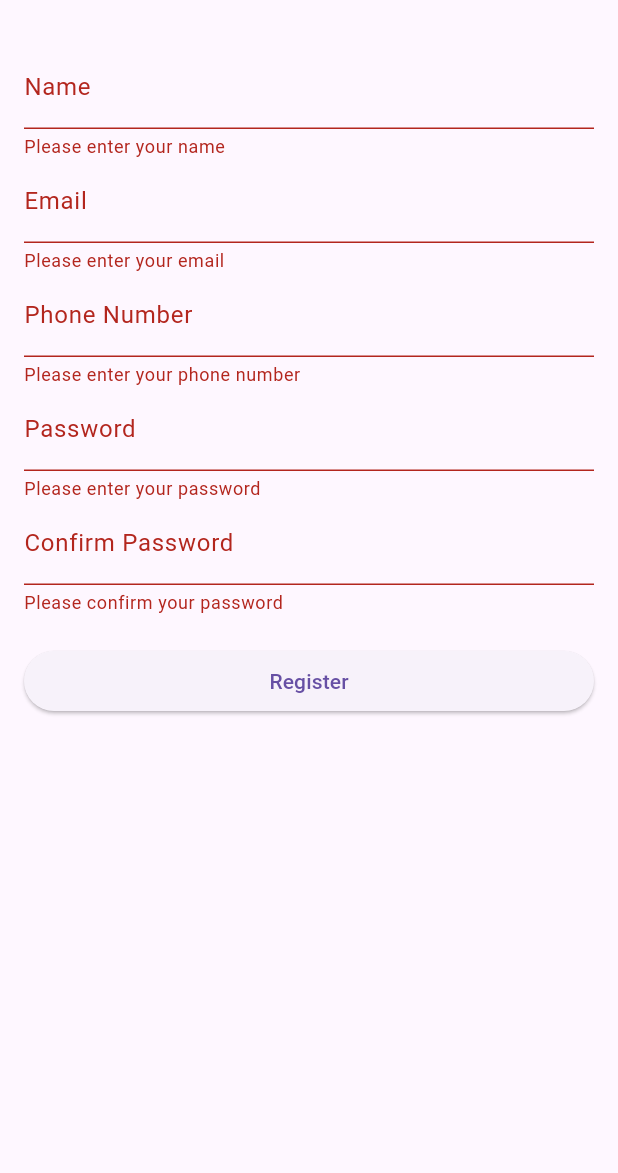
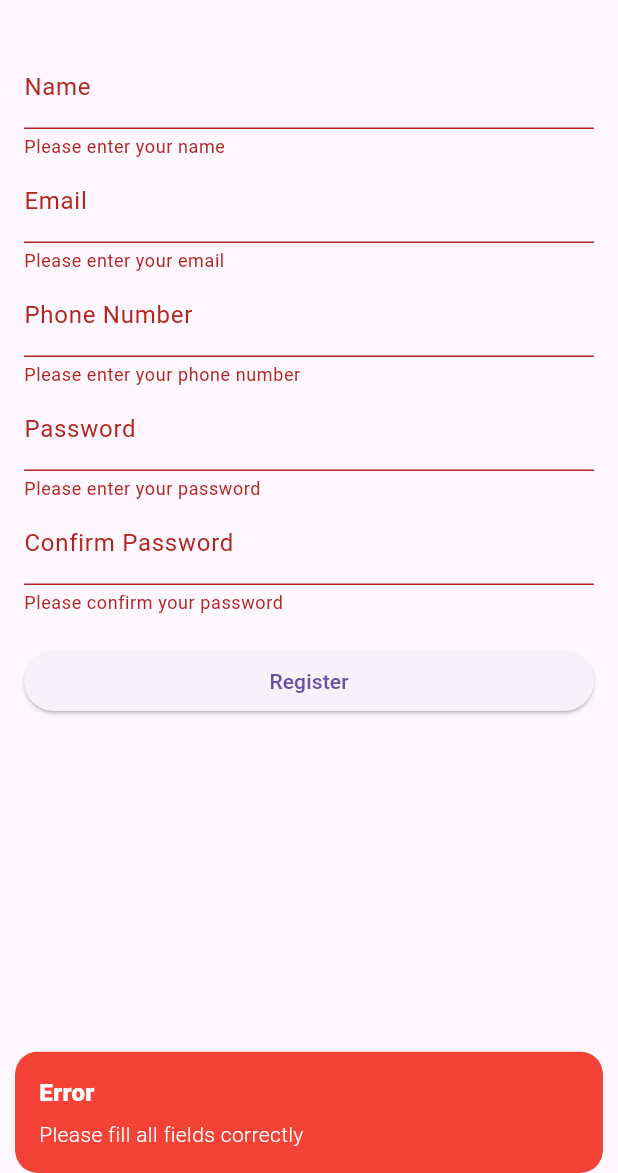
Before and after one commit to yuthstyle88/test-flutter, a Flutter app: the screen it shows after launch, after a tap on "Register", on a phone screen of 412 x 824 dp, the part 63-1236 px from its top. Run offline on Flutter 3.47's test engine with Material 3 defaults, Android fonts, the phone set to English and light mode, and no system bars; our stand-ins replace get.

Commit message:
implement getX and refactor code

```diff
--- /dev/null
+++ b/lib/controllers/registration_controller.dart
@@ -0,0 +1,30 @@
+import 'package:flutter/material.dart';
+import 'package:get/get.dart';
+import '../models/registration_form_data.dart';
+import '../ui/success_screen.dart';
+
+class RegistrationController extends GetxController {
+  final RegistrationFormData _formData = RegistrationFormData();
+
+  RegistrationFormData get formData => _formData;
+
+  void submitForm(GlobalKey<FormState> formKey) {
+    if (formKey.currentState!.validate()) {
+      print('Name: ${_formData.nameController.text}');
+      print('Email: ${_formData.emailController.text}');
+      print('Phone: ${_formData.phoneController.text}');
+      print('Password: ${_formData.passwordController.text}');
+      print('Confirm Password: ${_formData.confirmPasswordController.text}');
+
+      Get.to(() => SuccessScreen());
+    } else {
+      Get.snackbar(
+        'Error',
+        'Please fill all fields correctly',
+        snackPosition: SnackPosition.BOTTOM,
+        backgroundColor: Colors.red,
+        colorText: Colors.white,
+      );
+    }
+  }
+}
--- a/lib/main.dart
+++ b/lib/main.dart
@@ -1,4 +1,6 @@
 import 'package:flutter/material.dart';
+import 'package:get/get.dart';
+import 'ui/registration_form.dart';
 
 void main() {
   runApp(MyApp());
@@ -7,7 +9,7 @@ void main() {
 class MyApp extends StatelessWidget {
   @override
   Widget build(BuildContext context) {
-    return MaterialApp(
+    return GetMaterialApp(
       title: 'Flutter Registration Form',
       theme: ThemeData(
         primarySwatch: Colors.blue,
@@ -16,138 +18,3 @@ class MyApp extends StatelessWidget {
     );
   }
 }
-
-class RegistrationForm extends StatefulWidget {
-  @override
-  _RegistrationFormState createState() => _RegistrationFormState();
-}
-
-class _RegistrationFormState extends State<RegistrationForm> {
-  final _formKey = GlobalKey<FormState>();
-  final _nameController = TextEditingController();
-  final _emailController = TextEditingController();
-  final _phoneController = TextEditingController();
-  final _passwordController = TextEditingController();
-  final _confirmPasswordController = TextEditingController();
-
-  String? _validateName(String? value) {
-    if (value == null || value.isEmpty) {
-      return 'Please enter your name';
-    }
-    return null;
-  }
-
-  String? _validateEmail(String? value) {
-    if (value == null || value.isEmpty) {
-      return 'Please enter your email';
-    }
-    if (!RegExp(r'^[\w-\.]+@([\w-]+\.)+[\w-]{2,4}$').hasMatch(value)) {
-      return 'Please enter a valid email';
-    }
-    return null;
-  }
-
-  String? _validatePhone(String? value) {
-    if (value == null || value.isEmpty) {
-      return 'Please enter your phone number';
-    }
-    if (!RegExp(r'^[0-9]{10}$').hasMatch(value)) {
-      return 'Please enter a valid 10-digit phone number';
-    }
-    return null;
-  }
-
-  String? _validatePassword(String? value) {
-    if (value == null || value.isEmpty) {
-      return 'Please enter your password';
-    }
-    if (value.length < 6) {
-      return 'Password must be at least 6 characters';
-    }
-    return null;
-  }
-
-  String? _validateConfirmPassword(String? value) {
-    if (value == null || value.isEmpty) {
-      return 'Please confirm your password';
-    }
-    if (value != _passwordController.text) {
-      return 'Passwords do not match';
-    }
-    return null;
-  }
-
-  void _submitForm() {
-    if (_formKey.currentState!.validate()) {
-      // Form is valid, proceed with registration
-      print('Name: ${_nameController.text}');
-      print('Email: ${_emailController.text}');
-      print('Phone: ${_phoneController.text}');
-      print('Password: ${_passwordController.text}');
-      print('Confirm Password: ${_confirmPasswordController.text}');
-      // You can add your registration logic here
-    }
-  }
-
-  @override
-  Widget build(BuildContext context) {
-    return Scaffold(
-      appBar: AppBar(
-        title: Text('User Registration'),
-      ),
-      body: Padding(
-        padding: const EdgeInsets.all(16.0),
-        child: Form(
-          key: _formKey,
-          child: ListView(
-            children: [
-              TextFormField(
-                controller: _nameController,
-                decoration: InputDecoration(labelText: 'Name'),
-                validator: _validateName,
-              ),
-              TextFormField(
-                controller: _emailController,
-                decoration: InputDecoration(labelText: 'Email'),
-                validator: _validateEmail,
-              ),
-              TextFormField(
-                controller: _phoneController,
-                decoration: InputDecoration(labelText: 'Phone Number'),
-                keyboardType: TextInputType.phone,
-                validator: _validatePhone,
-              ),
-              TextFormField(
-                controller: _passwordController,
-                decoration: InputDecoration(labelText: 'Password'),
-                obscureText: true,
-                validator: _validatePassword,
-              ),
-              TextFormField(
-                controller: _confirmPasswordController,
-                decoration: InputDecoration(labelText: 'Confirm Password'),
-                obscureText: true,
-                validator: _validateConfirmPassword,
-              ),
-              SizedBox(height: 20),
-              ElevatedButton(
-                onPressed: _submitForm,
-                child: Text('Register'),
-              ),
-            ],
-          ),
-        ),
-      ),
-    );
-  }
-
-  @override
-  void dispose() {
-    _nameController.dispose();
-    _emailController.dispose();
-    _phoneController.dispose();
-    _passwordController.dispose();
-    _confirmPasswordController.dispose();
-    super.dispose();
-  }
-}
--- /dev/null
+++ b/lib/models/registration_form_data.dart
@@ -0,0 +1,9 @@
+import 'package:flutter/material.dart';
+
+class RegistrationFormData {
+  TextEditingController nameController = TextEditingController();
+  TextEditingController emailController = TextEditingController();
+  TextEditingController phoneController = TextEditingController();
+  TextEditingController passwordController = TextEditingController();
+  TextEditingController confirmPasswordController = TextEditingController();
+}
--- /dev/null
+++ b/lib/services/validation_service.dart
@@ -0,0 +1,48 @@
+class ValidationService {
+  static String? validateName(String? value) {
+    if (value == null || value.isEmpty) {
+      return 'Please enter your name';
+    }
+    return null;
+  }
+
+  static String? validateEmail(String? value) {
+    if (value == null || value.isEmpty) {
+      return 'Please enter your email';
+    }
+    if (!RegExp(r'^[\w-\.]+@([\w-]+\.)+[\w-]{2,4}$').hasMatch(value)) {
+      return 'Please enter a valid email';
+    }
+    return null;
+  }
+
+  static String? validatePhone(String? value) {
+    if (value == null || value.isEmpty) {
+      return 'Please enter your phone number';
+    }
+    if (!RegExp(r'^[0-9]{10}$').hasMatch(value)) {
+      return 'Please enter a valid 10-digit phone number';
+    }
+    return null;
+  }
+
+  static String? validatePassword(String? value) {
+    if (value == null || value.isEmpty) {
+      return 'Please enter your password';
+    }
+    if (value.length < 6) {
+      return 'Password must be at least 6 characters';
+    }
+    return null;
+  }
+
+  static String? validateConfirmPassword(String? value, String password) {
+    if (value == null || value.isEmpty) {
+      return 'Please confirm your password';
+    }
+    if (value != password) {
+      return 'Passwords do not match';
+    }
+    return null;
+  }
+}
--- /dev/null
+++ b/lib/ui/registration_form.dart
@@ -0,0 +1,61 @@
+import 'package:flutter/material.dart';
+import 'package:get/get.dart';
+import '../controllers/registration_controller.dart';
+import 'widgets/custom_text_field.dart';
+import '../services/validation_service.dart';
+
+class RegistrationForm extends StatelessWidget {
+  final RegistrationController _controller = Get.put(RegistrationController());
+  final _formKey = GlobalKey<FormState>();
+
+  @override
+  Widget build(BuildContext context) {
+    return Scaffold(
+      appBar: AppBar(
+        title: Text('User Registration'),
+      ),
+      body: Padding(
+        padding: const EdgeInsets.all(16.0),
+        child: Form(
+          key: _formKey,
+          child: ListView(
+            children: [
+              CustomTextField(
+                controller: _controller.formData.nameController,
+                label: 'Name',
+                validator: ValidationService.validateName,
+              ),
+              CustomTextField(
+                controller: _controller.formData.emailController,
+                label: 'Email',
+                validator: ValidationService.validateEmail,
+              ),
+              CustomTextField(
+                controller: _controller.formData.phoneController,
+                label: 'Phone Number',
+                validator: ValidationService.validatePhone,
+              ),
+              CustomTextField(
+                controller: _controller.formData.passwordController,
+                label: 'Password',
+                obscureText: true,
+                validator: ValidationService.validatePassword,
+              ),
+              CustomTextField(
+                controller: _controller.formData.confirmPasswordController,
+                label: 'Confirm Password',
+                obscureText: true,
+                validator: (value) => ValidationService.validateConfirmPassword(value, _controller.formData.passwordController.text),
+              ),
+              SizedBox(height: 20),
+              ElevatedButton(
+                onPressed: () => _controller.submitForm(_formKey),
+                child: Text('Register'),
+              ),
+            ],
+          ),
+        ),
+      ),
+    );
+  }
+}
--- /dev/null
+++ b/lib/ui/success_screen.dart
@@ -0,0 +1,33 @@
+import 'package:flutter/material.dart';
+import 'package:get/get.dart';
+
+class SuccessScreen extends StatelessWidget {
+  @override
+  Widget build(BuildContext context) {
+    return Scaffold(
+      appBar: AppBar(
+        title: Text('Success'),
+      ),
+      body: Center(
+        child: Column(
+          mainAxisAlignment: MainAxisAlignment.center,
+          children: [
+            Icon(Icons.check_circle, color: Colors.green, size: 100),
+            SizedBox(height: 20),
+            Text(
+              'Registration Successful!',
+              style: TextStyle(fontSize: 24, fontWeight: FontWeight.bold),
+            ),
+            SizedBox(height: 20),
+            ElevatedButton(
+              onPressed: () {
+                Get.back();
+              },
+              child: Text('Go Back'),
+            ),
+          ],
+        ),
+      ),
+    );
+  }
+}
--- /dev/null
+++ b/lib/ui/widgets/custom_text_field.dart
@@ -0,0 +1,25 @@
+import 'package:flutter/material.dart';
+
+class CustomTextField extends StatelessWidget {
+  final TextEditingController controller;
+  final String label;
+  final String? Function(String?) validator;
+  final bool obscureText;
+
+  CustomTextField({
+    required this.controller,
+    required this.label,
+    required this.validator,
+    this.obscureText = false,
+  });
+
+  @override
+  Widget build(BuildContext context) {
+    return TextFormField(
+      controller: controller,
+      decoration: InputDecoration(labelText: label),
+      validator: validator,
+      obscureText: obscureText,
+    );
+  }
+}
--- a/pubspec.yaml
+++ b/pubspec.yaml
@@ -31,6 +31,7 @@ dependencies:
   flutter:
     sdk: flutter
 
+  get: ^4.6.5
   # The following adds the Cupertino Icons font to your application.
   # Use with the CupertinoIcons class for iOS style icons.
   cupertino_icons: ^1.0.8
```
Also changed, not shown: pubspec.lock.
